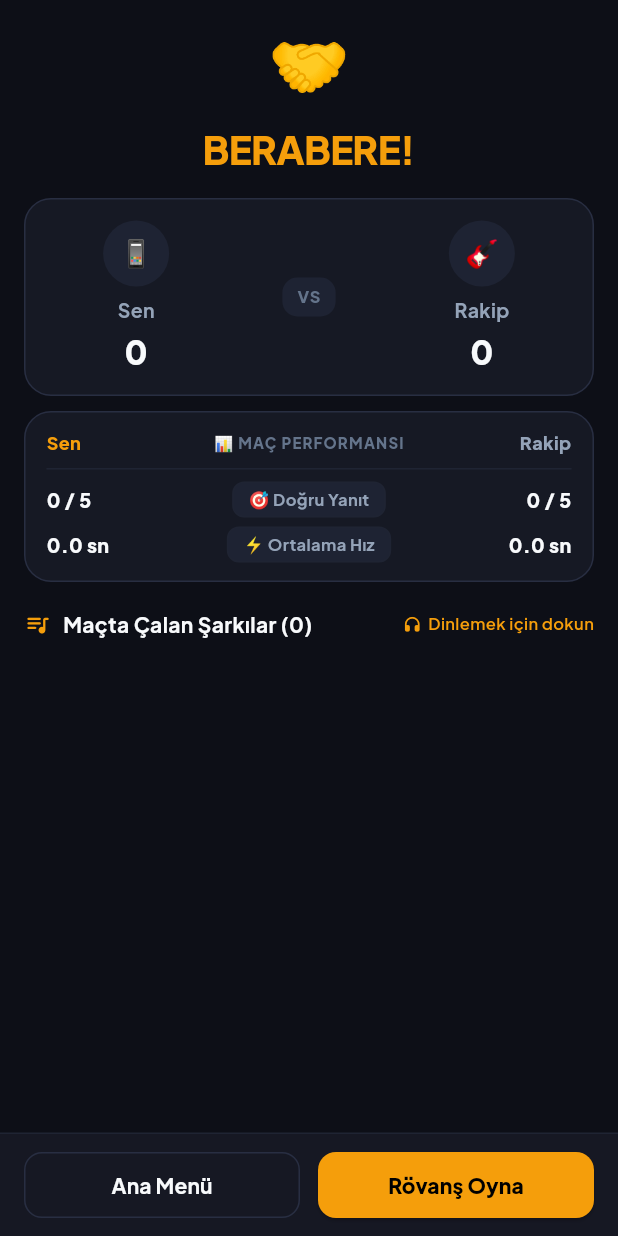
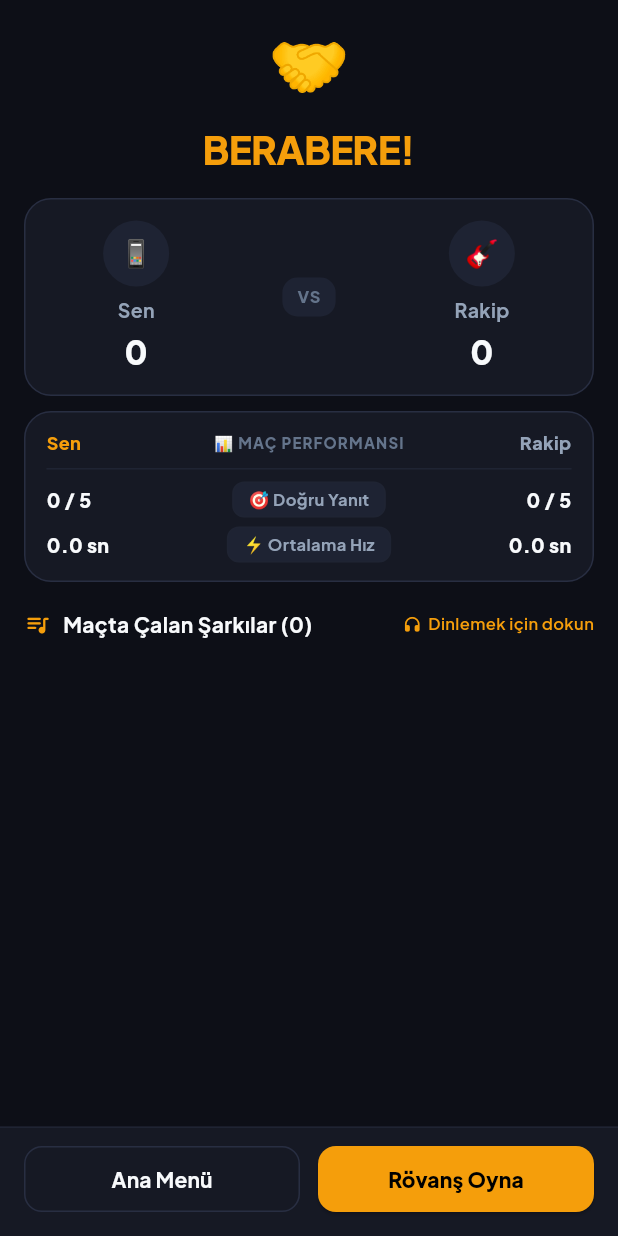
Before and after one commit to erd5334/muzik_duellosu, a Flutter app: the MatchResultScreen screen opened directly, on a phone screen of 412 x 824 dp. Run offline on Flutter 3.47's test engine with Material 3 defaults, Android fonts, the phone set to English and light mode, and no system bars; our stand-ins replace audioplayers, google_fonts, google_mobile_ads, google_sign_in, in_app_purchase, shared_preferences and 1 more; accounts and stored records are empty; network calls fail.

Commit message:
fix(ui): elevate bottom buttons and dialogs safely above system navigation bar and insets

```diff
--- a/lib/screens/forfeit_victory_screen.dart
+++ b/lib/screens/forfeit_victory_screen.dart
@@ -209,7 +209,7 @@
                   ),
                 ),
               ),
-              const SizedBox(height: 10),
+              SizedBox(height: 14 + MediaQuery.of(context).padding.bottom),
             ],
           ),
         ),
--- a/lib/screens/match_result_screen.dart
+++ b/lib/screens/match_result_screen.dart
@@ -159,14 +159,16 @@
           },
         ),
       ),
-      bottomNavigationBar: SafeArea(
-        child: Container(
-          padding: const EdgeInsets.symmetric(horizontal: 16, vertical: 10),
-          decoration: BoxDecoration(
-            color: AppTheme.surface.withValues(alpha: 0.95),
-            border: const Border(top: BorderSide(color: AppTheme.borderSubtle)),
-          ),
-          child: Row(
+      bottomNavigationBar: Container(
+        color: AppTheme.surface,
+        child: SafeArea(
+          top: false,
+          child: Container(
+            padding: const EdgeInsets.fromLTRB(16, 10, 16, 14),
+            decoration: const BoxDecoration(
+              border: Border(top: BorderSide(color: AppTheme.borderSubtle)),
+            ),
+            child: Row(
             children: [
               Expanded(
                 child: OutlinedButton(
@@ -223,8 +225,9 @@
           ),
         ),
       ),
-    );
-  }
+    ),
+  );
+}
 
   Widget _buildScoreCard(GameProvider game, bool isWinner, bool isDraw) {
     return Container(
--- a/lib/widgets/career_stats_dialog.dart
+++ b/lib/widgets/career_stats_dialog.dart
@@ -48,9 +48,9 @@
         borderRadius: BorderRadius.circular(24),
         side: const BorderSide(color: AppTheme.border, width: 1.5),
       ),
-      insetPadding: const EdgeInsets.symmetric(horizontal: 16, vertical: 20),
+      insetPadding: EdgeInsets.fromLTRB(16, 16, 16, 16 + MediaQuery.of(context).padding.bottom),
       child: ConstrainedBox(
-        constraints: const BoxConstraints(maxWidth: 480, maxHeight: 680),
+        constraints: BoxConstraints(maxWidth: 480, maxHeight: MediaQuery.of(context).size.height * 0.85),
         child: Padding(
           padding: const EdgeInsets.all(20.0),
           child: Column(
--- a/lib/widgets/collection_dialog.dart
+++ b/lib/widgets/collection_dialog.dart
@@ -65,9 +65,9 @@
         borderRadius: BorderRadius.circular(24),
         side: const BorderSide(color: AppTheme.border, width: 1.5),
       ),
-      insetPadding: const EdgeInsets.symmetric(horizontal: 16, vertical: 20),
+      insetPadding: EdgeInsets.fromLTRB(16, 16, 16, 16 + MediaQuery.of(context).padding.bottom),
       child: ConstrainedBox(
-        constraints: const BoxConstraints(maxWidth: 480, maxHeight: 680),
+        constraints: BoxConstraints(maxWidth: 480, maxHeight: MediaQuery.of(context).size.height * 0.85),
         child: Padding(
           padding: const EdgeInsets.all(20.0),
           child: DefaultTabController(
--- a/lib/widgets/store_dialog.dart
+++ b/lib/widgets/store_dialog.dart
@@ -26,9 +26,9 @@
         borderRadius: BorderRadius.circular(24),
         side: const BorderSide(color: AppTheme.border, width: 1.5),
       ),
-      insetPadding: const EdgeInsets.symmetric(horizontal: 16, vertical: 20),
+      insetPadding: EdgeInsets.fromLTRB(16, 16, 16, 16 + MediaQuery.of(context).padding.bottom),
       child: ConstrainedBox(
-        constraints: const BoxConstraints(maxWidth: 480, maxHeight: 680),
+        constraints: BoxConstraints(maxWidth: 480, maxHeight: MediaQuery.of(context).size.height * 0.85),
         child: Padding(
           padding: const EdgeInsets.all(20.0),
           child: Column(
--- a/pubspec.yaml
+++ b/pubspec.yaml
@@ -16,7 +16,7 @@
 # https://developer.apple.com/library/archive/documentation/General/Reference/InfoPlistKeyReference/Articles/CoreFoundationKeys.html
 # In Windows, build-name is used as the major, minor, and patch parts
 # of the product and file versions while build-number is used as the build suffix.
-version: 1.0.8+13
+version: 1.0.8+14
 
 environment:
   sdk: ^3.12.0
```
Also changed, not shown: lib/screens/party_lobby_screen.dart (+10 -7 lines), lib/screens/party_podium_screen.dart (+7 -3 lines), lib/widgets/profile_titles_dialog.dart (+9 -3 lines).
